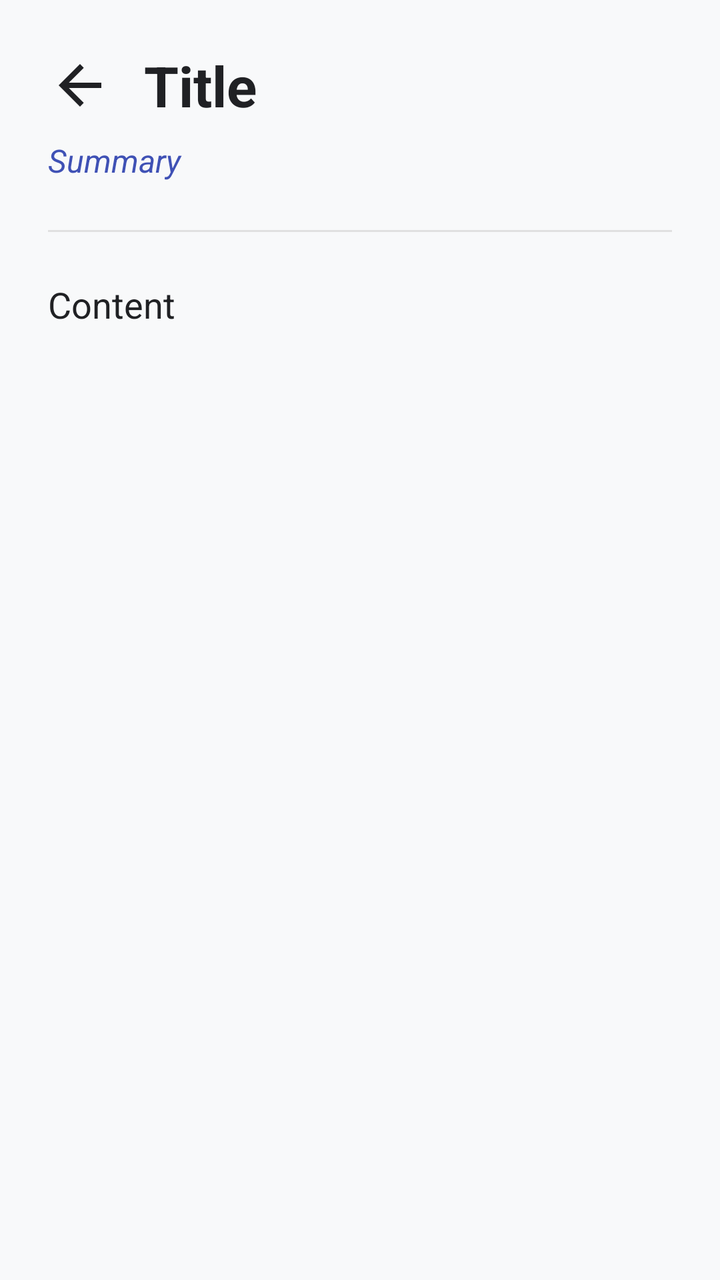
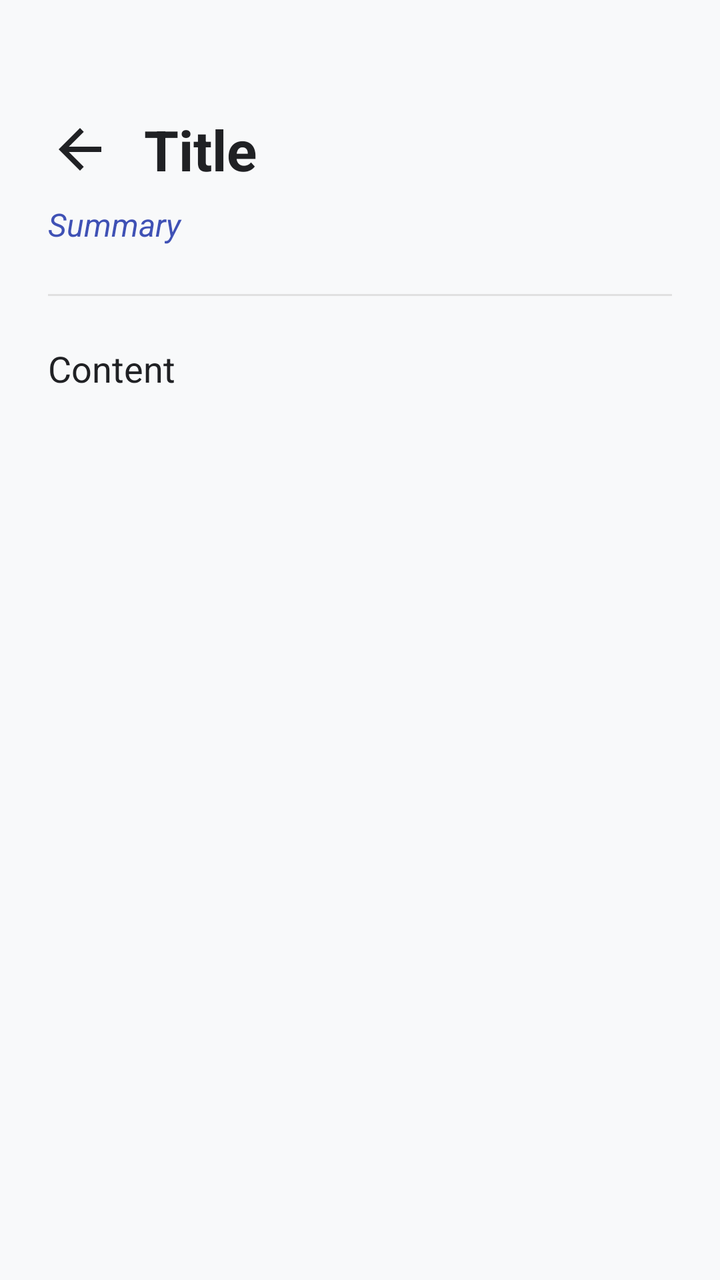

Screens rendered from an Android XML layout before and after an edit, with the pre-edit source and the edit as a unified diff.
<!-- AndroidManifest.xml: activity theme Theme.CMP2004TermProject.NoActionBar -->
<!-- res/layout/activity_info_detail.xml -->
<?xml version="1.0" encoding="utf-8"?>
<ScrollView xmlns:android="http://schemas.android.com/apk/res/android"
    xmlns:app="http://schemas.android.com/apk/res-auto"
    android:layout_width="match_parent"
    android:layout_height="match_parent"
    android:background="@color/md_theme_light_background"
    android:fitsSystemWindows="true"
    android:fillViewport="true">

    <LinearLayout
        android:id="@+id/contentContainer"
        android:layout_width="match_parent"
        android:layout_height="wrap_content"
        android:orientation="vertical"
        android:padding="24dp">

        <LinearLayout
            android:layout_width="match_parent"
            android:layout_height="wrap_content"
            android:orientation="horizontal"
            android:gravity="center_vertical">
            
            <ImageView
                android:id="@+id/btnBack"
                android:layout_width="32dp"
                android:layout_height="32dp"
                android:src="@drawable/ic_back"
                app:tint="@color/text_primary"
                android:background="?attr/selectableItemBackgroundBorderless"
                android:layout_marginEnd="16dp"
                android:clickable="true"
                android:focusable="true"
                android:contentDescription="Back" />

            <TextView
                android:id="@+id/tvDetailTitle"
                android:layout_width="0dp"
                android:layout_height="wrap_content"
                android:layout_weight="1"
                android:text="Title"
                android:textSize="28sp"
                android:textStyle="bold"
                android:textColor="@color/text_primary" />
        </LinearLayout>

        <TextView
            android:id="@+id/tvDetailSummary"
            android:layout_width="match_parent"
            android:layout_height="wrap_content"
            android:text="Summary"
            android:textSize="16sp"
            android:textColor="@color/md_theme_light_primary"
            android:textStyle="italic"
            android:layout_marginTop="8dp"
            android:layout_marginBottom="24dp" />

        <View
            android:layout_width="match_parent"
            android:layout_height="1dp"
            android:background="@color/divider"
            android:layout_marginBottom="24dp" />

        <TextView
            android:id="@+id/tvDetailContent"
            android:layout_width="match_parent"
            android:layout_height="wrap_content"
            android:text="Content"
            android:textSize="18sp"
            android:textColor="@color/text_primary"
            android:lineSpacingMultiplier="1.4" />

    </LinearLayout>
</ScrollView>
<!-- resources referenced by this layout -->
<resources>
  <color name="divider">#E0E0E0</color>
  <color name="md_theme_light_background">#F8F9FA</color>
  <color name="md_theme_light_primary">#3F51B5</color>
  <color name="text_primary">#202124</color>
  <!-- drawable ic_back (drawable) -->
  <vector xmlns:android="http://schemas.android.com/apk/res/android"
      android:width="24dp"
      android:height="24dp"
      android:viewportWidth="24"
      android:viewportHeight="24">
    <path
        android:fillColor="#FF000000"
        android:pathData="M20,11H7.83l5.59,-5.59L12,4l-8,8 8,8 1.41,-1.41L7.83,13H20v-2z"/>
  </vector>
  <style name="Theme.CMP2004TermProject.NoActionBar" parent="Theme.CMP2004TermProject">
          <item name="windowActionBar">false</item>
          <item name="windowNoTitle">true</item>
          <item name="android:windowEnterAnimation">@anim/slide_in_right</item>
          <item name="android:windowExitAnimation">@anim/slide_out_left</item>
      </style>
  <style name="Theme.CMP2004TermProject" parent="Theme.Material3.DayNight">
          
          <item name="colorPrimary">@color/md_theme_light_primary</item>
          <item name="colorOnPrimary">@color/md_theme_light_onPrimary</item>
          <item name="colorPrimaryContainer">@color/md_theme_light_primaryContainer</item>
          <item name="colorOnPrimaryContainer">@color/md_theme_light_onPrimaryContainer</item>
          
          <item name="colorSecondary">@color/md_theme_light_secondary</item>
          <item name="colorOnSecondary">@color/md_theme_light_onSecondary</item>
          <item name="colorSecondaryContainer">@color/md_theme_light_secondaryContainer</item>
          <item name="colorOnSecondaryContainer">@color/md_theme_light_onSecondaryContainer</item>
          
          <item name="android:colorBackground">@color/md_theme_light_background</item>
          <item name="colorSurface">@color/md_theme_light_surface</item>
          <item name="colorOnSurface">@color/md_theme_light_onSurface</item>
          
          <item name="android:statusBarColor">@color/md_theme_light_primary</item>
          <item name="android:windowBackground">@color/md_theme_light_background</item>
      </style>
  <color name="md_theme_light_onPrimary">#FFFFFF</color>
  <color name="md_theme_light_primaryContainer">#E0E8F9</color>
  <color name="md_theme_light_onPrimaryContainer">#0B1B60</color>
  <color name="md_theme_light_secondary">#039BE5</color>
  <color name="md_theme_light_onSecondary">#FFFFFF</color>
  <color name="md_theme_light_secondaryContainer">#CBE6FF</color>
  <color name="md_theme_light_onSecondaryContainer">#001E30</color>
  <color name="md_theme_light_surface">#FFFFFF</color>
  <color name="md_theme_light_onSurface">#1A1C1E</color>
</resources>

<!-- the commit's change to res/layout/activity_info_detail.xml (unified diff, before → after) -->
@@ -12,7 +12,10 @@
         android:layout_width="match_parent"
         android:layout_height="wrap_content"
         android:orientation="vertical"
-        android:padding="24dp">
+        android:paddingStart="24dp"
+        android:paddingEnd="24dp"
+        android:paddingBottom="24dp"
+        android:paddingTop="56dp">
 
         <LinearLayout
             android:layout_width="match_parent"
